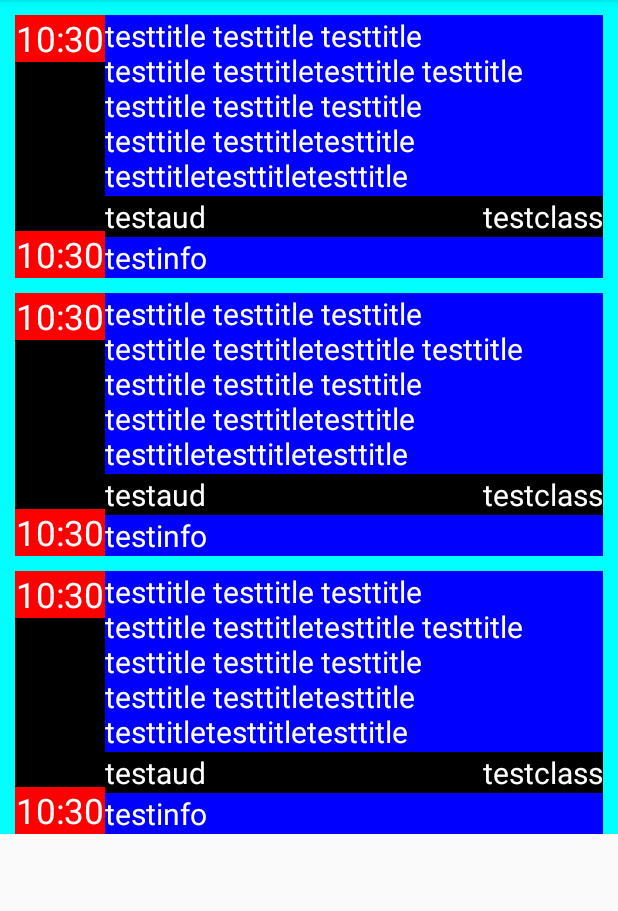
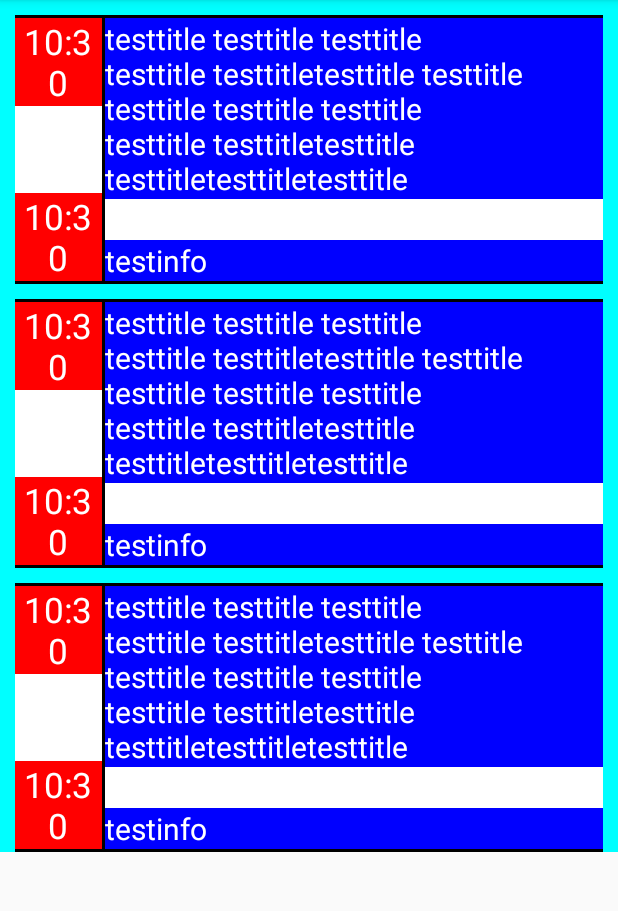
Before and after one commit to spirifoxy/AltSTU-personal-office, an Android app: the fragment TimetableFragment shown on its own in the app's theme, on a phone screen of 412 x 824 dp, the part 84-995 px from its top. Run offline under Robolectric (Android 15) with nearby library versions, the phone set to English and light mode, and no system bars; 2 statements that could not run were skipped.

Commit message:
Add borders for timetable Add method for getting current week number

```diff
--- a/app/src/main/java/com/tolichp/spirifoxy/altstu_personal_office/data/Day.java
+++ b/app/src/main/java/com/tolichp/spirifoxy/altstu_personal_office/data/Day.java
@@ -9,18 +9,15 @@ import java.util.ArrayList;
  * Created by spirifoxy on 11.05.2017.
  */
 
-public class Day implements Parcelable {//Serializable {
+public class Day implements Parcelable {
     private String name;
     private ArrayList<Lesson> lessons;
 
-    public int testNumber;//TODO delete
 
     public Day(String name, int testNumber) {
         this.name = name;
         lessons = new ArrayList<>();
 
-
-        this.testNumber = testNumber;
         lessons.add(new Lesson()); //TODO test data, delete it
     }
 
--- /dev/null
+++ b/app/src/main/res/drawable/border_time.xml
@@ -0,0 +1,13 @@
+<?xml version="1.0" encoding="utf-8"?>
+<layer-list xmlns:android="http://schemas.android.com/apk/res/android">
+    <item>
+        <shape android:shape="rectangle" >
+            <solid android:color="#000"/>
+        </shape>
+    </item>
+    <item android:right="@dimen/item_border">
+        <shape android:shape="rectangle" >
+            <solid android:color="#fff" />
+        </shape>
+    </item>
+</layer-list>
--- /dev/null
+++ b/app/src/main/res/drawable/border_ttitem_set.xml
@@ -0,0 +1,13 @@
+<?xml version="1.0" encoding="utf-8"?>
+<layer-list xmlns:android="http://schemas.android.com/apk/res/android">
+    <item>
+        <shape android:shape="rectangle" >
+            <solid android:color="#000"/>
+        </shape>
+    </item>
+    <item android:bottom="@dimen/item_border" android:top="@dimen/item_border">
+        <shape android:shape="rectangle" >
+            <solid android:color="#fff" />
+        </shape>
+    </item>
+</layer-list>
--- a/app/src/main/res/layout/item_timetable.xml
+++ b/app/src/main/res/layout/item_timetable.xml
@@ -11,14 +11,18 @@
         android:orientation="horizontal"
         tools:layout_editor_absoluteX="8dp"
         tools:layout_editor_absoluteY="8dp"
-        android:background="#000"
         android:layout_marginLeft="@dimen/feed_item_margin"
         android:layout_marginRight="@dimen/feed_item_margin"
-        android:layout_marginTop="@dimen/feed_item_margin">
+        android:layout_marginTop="@dimen/feed_item_margin"
+        android:background="@drawable/border_ttitem_set"
+        android:paddingBottom="@dimen/item_border"
+        android:paddingTop="@dimen/item_border">
 
         <RelativeLayout
             android:layout_width="60dp"
-            android:layout_height="match_parent">
+            android:layout_height="match_parent"
+            android:background="@drawable/border_time"
+            android:paddingRight="@dimen/item_border">
 
             <TextView
                 android:id="@+id/textview_start_time"
--- a/app/src/main/res/values/arrays.xml
+++ b/app/src/main/res/values/arrays.xml
@@ -16,4 +16,9 @@
         <item>@string/sat</item>
         <item>@string/sun</item>
     </string-array>
+
+    <string-array name="week_numbers">
+        <item>@string/week_one</item>
+        <item>@string/week_two</item>
+    </string-array>
 </resources>
--- a/app/src/main/res/values/dimens.xml
+++ b/app/src/main/res/values/dimens.xml
@@ -7,6 +7,8 @@
     <dimen name="margin_normal">10dp</dimen>
     <dimen name="padding_normal">5dp</dimen>
     <dimen name="padding_big">10dp</dimen>
+
+    <dimen name="item_border">2dp</dimen>
 
     <!--Dimensions for news-->
     <dimen name="feed_item_margin">10dp</dimen>
```
Also changed, not shown: app/src/main/java/com/tolichp/spirifoxy/altstu_personal_office/TimetableActivity.java (+50 -41 lines), app/src/main/res/menu/week_menu_layout.xml (added, +8 -0 lines), app/src/main/res/values/strings.xml (+10 -0 lines).
